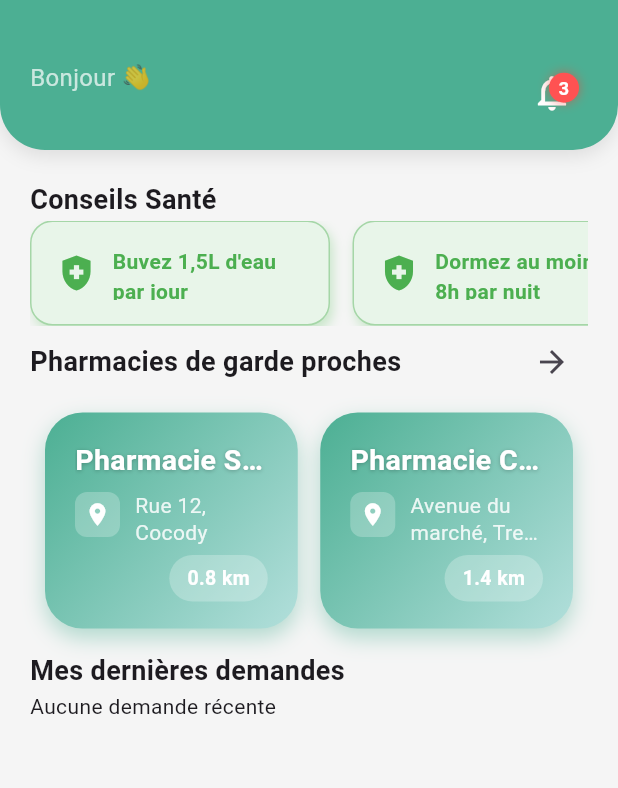
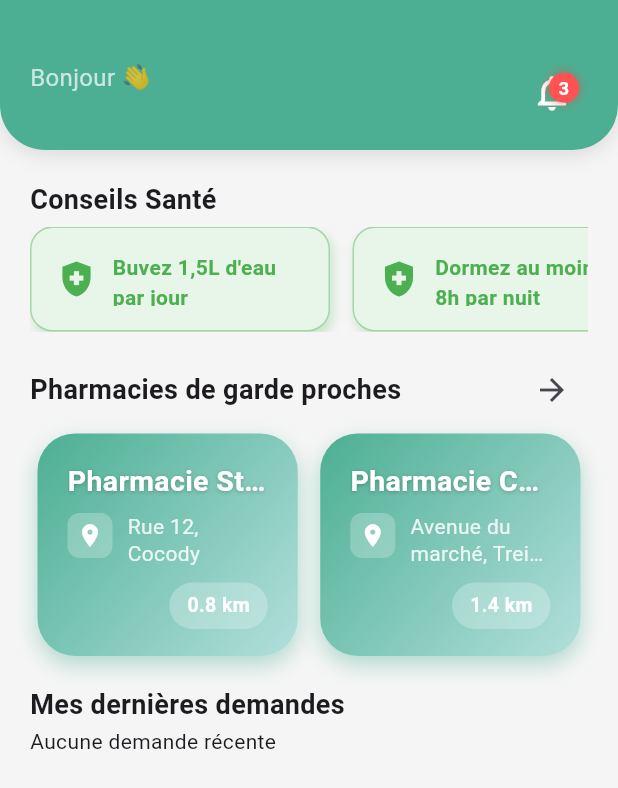
Before and after one commit to Louiscarlos2508/RechercheLivraisonMedicament, a Flutter app: the HomeContent screen opened directly, on a phone screen of 412 x 824 dp. Shown: the top 788 px of the screen. Run offline on Flutter 3.47's test engine with Material 3 defaults, Android fonts, the phone set to English and light mode, and no system bars; our stand-ins replace cloud_firestore, convex_bottom_bar, firebase_auth, firebase_core, firebase_storage, image_picker and 1 more; accounts and stored records are empty.

```diff
--- a/lib/features/patient/home/home_content.dart
+++ b/lib/features/patient/home/home_content.dart
@@ -231,7 +231,7 @@ class _HomeContentState extends State<HomeContent> {
                 )
               ]
             ),
-            const SizedBox(height: 1),
+            const SizedBox(height: 5),
             SizedBox(
               height: 70,
               child: ListView.separated(
@@ -244,7 +244,7 @@ class _HomeContentState extends State<HomeContent> {
                 },
               ),
             ),
-
+            const SizedBox(height: 15),
             // Ligne de titre + bouton
             Row(
               mainAxisAlignment: MainAxisAlignment.spaceBetween,
@@ -271,7 +271,7 @@ class _HomeContentState extends State<HomeContent> {
             ),
             // Grille scrollable avec 2 lignes max
             Padding(
-              padding: const EdgeInsets.all(10),
+              padding: const EdgeInsets.all(5),
               child: GridView.builder(
                 shrinkWrap: true,
                 physics: const NeverScrollableScrollPhysics(), // important pour éviter conflit de scroll
@@ -293,7 +293,7 @@ class _HomeContentState extends State<HomeContent> {
               ),
             ),
 
-            const SizedBox(height: 5),
+            const SizedBox(height: 15),
             const Text(
               "Mes dernières demandes",
               style: TextStyle(fontSize: 18, fontWeight: FontWeight.bold),
--- a/lib/features/patient/orders/new_request_page.dart
+++ b/lib/features/patient/orders/new_request_page.dart
@@ -263,7 +263,7 @@ class _NewRequestPageState extends State<NewRequestPage> {
       floatingActionButton: FloatingActionButton(
         onPressed: _showFloatingOptions,
         backgroundColor: AppColors.primarycolor,
-        child: const Icon(Icons.add),
+        child: const Icon(Icons.add, color: Colors.white,),
       ),
       body: Padding(
         padding: const EdgeInsets.all(16),
--- a/lib/features/patient/orders/orders_page.dart
+++ b/lib/features/patient/orders/orders_page.dart
@@ -244,7 +244,7 @@ class _OrdersPageState extends State<OrdersPage> {
                       _fetchOrders();
                     }
                   },
-                  icon: const Icon(Icons.calendar_today, size: 16),
+                  icon: const Icon(Icons.calendar_today, size: 16, color: Colors.white,),
                   label: Text(
                     _selectedDate == null
                         ? 'Date'
```
